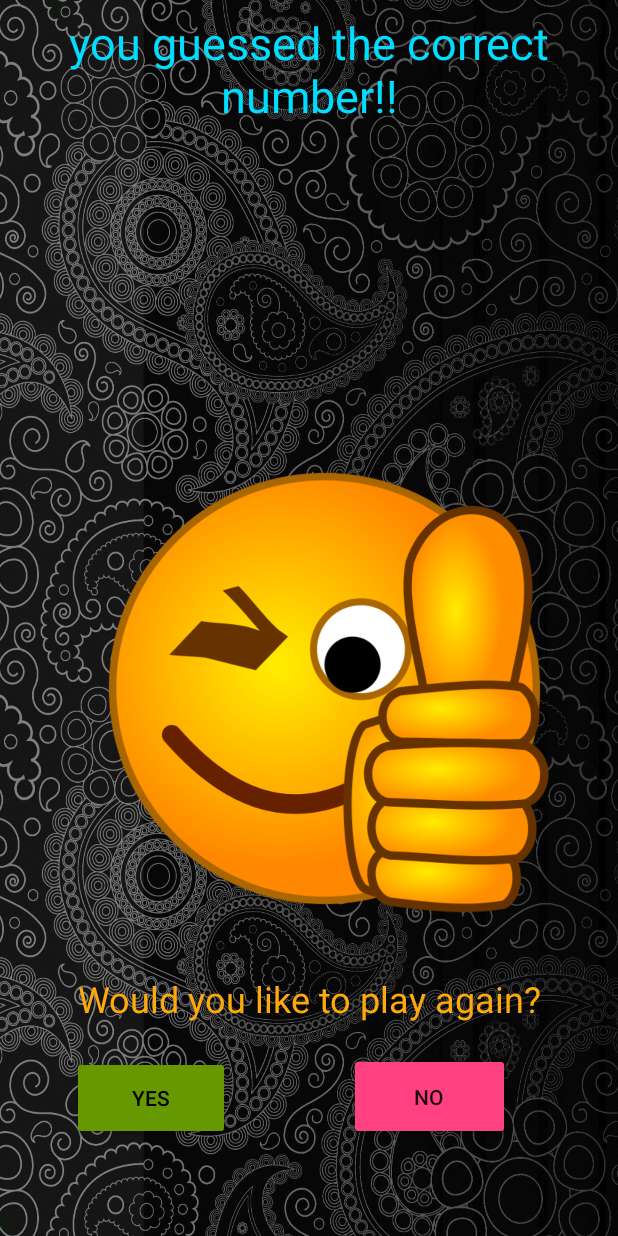
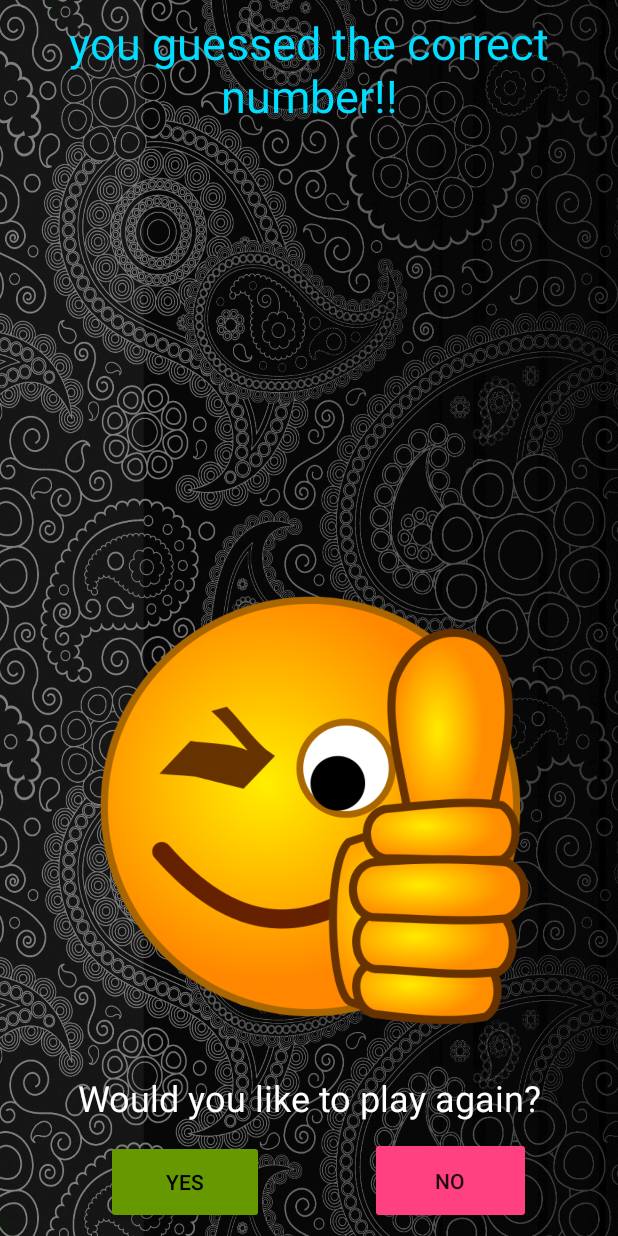
Before and after one commit to AlvaroPupo/AndroidGuessingGameClass-, an Android app: the ResultsActivity screen opened directly, with no data from a screen before it, on a phone screen of 412 x 824 dp. Run offline under Robolectric (Android 15) with nearby library versions, the phone set to English and light mode, and no system bars; 2 statements that could not run were skipped.

Commit message:
unnecesary code deleted

```diff
--- a/app/src/main/java/com/example/juanalvaropupo/myapptest/GameActivity.java
+++ b/app/src/main/java/com/example/juanalvaropupo/myapptest/GameActivity.java
@@ -10,8 +10,6 @@ import android.widget.Button;
 import android.widget.EditText;
 import android.widget.TextView;
 import android.widget.Toast;
-
-import java.util.InputMismatchException;
 
 public class GameActivity extends Activity {
 
@@ -58,7 +56,6 @@ public class GameActivity extends Activity {
             }
         });
     }
-
     private void checkGuess(int userGuess) {
 
         int MAX_GUESS_COUNT = 4;
--- a/app/src/main/java/com/example/juanalvaropupo/myapptest/MainTest.java
+++ b/app/src/main/java/com/example/juanalvaropupo/myapptest/MainTest.java
@@ -6,6 +6,9 @@ import android.os.Handler;
 import android.support.v7.app.AlertDialog;
 import android.support.v7.app.AppCompatActivity;
 import android.os.Bundle;
+import android.telephony.PhoneStateListener;
+import android.telephony.TelephonyManager;
+import android.util.Log;
 import android.view.View;
 import android.widget.Button;
 import android.widget.TextView;
@@ -95,4 +98,4 @@ public class MainTest extends AppCompatActivity {
         startActivity(playGame);
     }
 
-    }
+}
--- a/app/src/main/res/layout/activity_results.xml
+++ b/app/src/main/res/layout/activity_results.xml
@@ -11,12 +11,14 @@
         android:id="@+id/yes_button"
         android:layout_width="105dp"
         android:layout_height="56dp"
-        android:layout_marginBottom="64dp"
-        android:layout_marginStart="48dp"
+        android:layout_marginBottom="8dp"
+        android:layout_marginEnd="8dp"
+        android:layout_marginStart="8dp"
         android:backgroundTint="@android:color/holo_green_dark"
         android:text="Yes"
         android:textColor="@android:color/black"
         app:layout_constraintBottom_toBottomOf="parent"
+        app:layout_constraintEnd_toStartOf="@+id/no_button"
         app:layout_constraintStart_toStartOf="parent" />
 
     <TextView
@@ -41,11 +43,11 @@
         android:id="@+id/again_edittext"
         android:layout_width="wrap_content"
         android:layout_height="wrap_content"
-        android:layout_marginBottom="20dp"
+        android:layout_marginBottom="10dp"
         android:layout_marginEnd="8dp"
         android:layout_marginStart="8dp"
         android:text="Would you like to play again?"
-        android:textColor="?android:attr/colorPressedHighlight"
+        android:textColor="@color/cardview_light_background"
         android:textSize="24sp"
         app:layout_constraintBottom_toTopOf="@+id/no_button"
         app:layout_constraintEnd_toEndOf="parent"
@@ -54,17 +56,17 @@
 
     <ImageView
         android:id="@+id/winner_image"
-        android:layout_width="299dp"
-        android:layout_height="300dp"
-        android:layout_marginBottom="40dp"
-        android:layout_marginEnd="36dp"
+        android:layout_width="291dp"
+        android:layout_height="293dp"
+        android:layout_marginBottom="30dp"
+        android:layout_marginEnd="8dp"
         android:layout_marginStart="8dp"
         android:layout_marginTop="8dp"
         android:adjustViewBounds="true"
         android:scaleType="fitStart"
         app:layout_constraintBottom_toTopOf="@+id/again_edittext"
         app:layout_constraintEnd_toEndOf="parent"
-        app:layout_constraintHorizontal_bias="0.853"
+        app:layout_constraintHorizontal_bias="0.507"
         app:layout_constraintStart_toStartOf="parent"
         app:layout_constraintTop_toTopOf="parent"
         app:layout_constraintVertical_bias="1.0"
@@ -74,27 +76,30 @@
         android:id="@+id/no_button"
         android:layout_width="107dp"
         android:layout_height="58dp"
-        android:layout_marginBottom="64dp"
+        android:layout_marginBottom="8dp"
         android:layout_marginEnd="8dp"
         android:layout_marginStart="8dp"
         android:backgroundTint="@color/colorAccent"
         android:text="No"
         app:layout_constraintBottom_toBottomOf="parent"
         app:layout_constraintEnd_toEndOf="parent"
-        app:layout_constraintHorizontal_bias="0.527"
-        app:layout_constraintStart_toEndOf="@+id/yes_button" />
+        app:layout_constraintHorizontal_bias="0.827"
+        app:layout_constraintStart_toStartOf="parent" />
 
     <ImageView
         android:id="@+id/loser_image"
-        android:layout_width="287dp"
-        android:layout_height="281dp"
-        android:layout_marginBottom="212dp"
+        android:layout_width="276dp"
+        android:layout_height="269dp"
+        android:layout_marginBottom="100dp"
         android:layout_marginEnd="8dp"
         android:layout_marginStart="8dp"
+        android:layout_marginTop="8dp"
         android:visibility="invisible"
         app:layout_constraintBottom_toBottomOf="parent"
         app:layout_constraintEnd_toEndOf="parent"
         app:layout_constraintHorizontal_bias="0.506"
         app:layout_constraintStart_toStartOf="parent"
+        app:layout_constraintTop_toTopOf="parent"
+        app:layout_constraintVertical_bias="0.863"
         app:srcCompat="@drawable/losing_sad_face" />
 </android.support.constraint.ConstraintLayout>
```
Also changed, not shown: app/src/main/AndroidManifest.xml (+9 -4 lines), app/src/main/java/com/example/juanalvaropupo/myapptest/ResultsActivity.java (+6 -14 lines).
